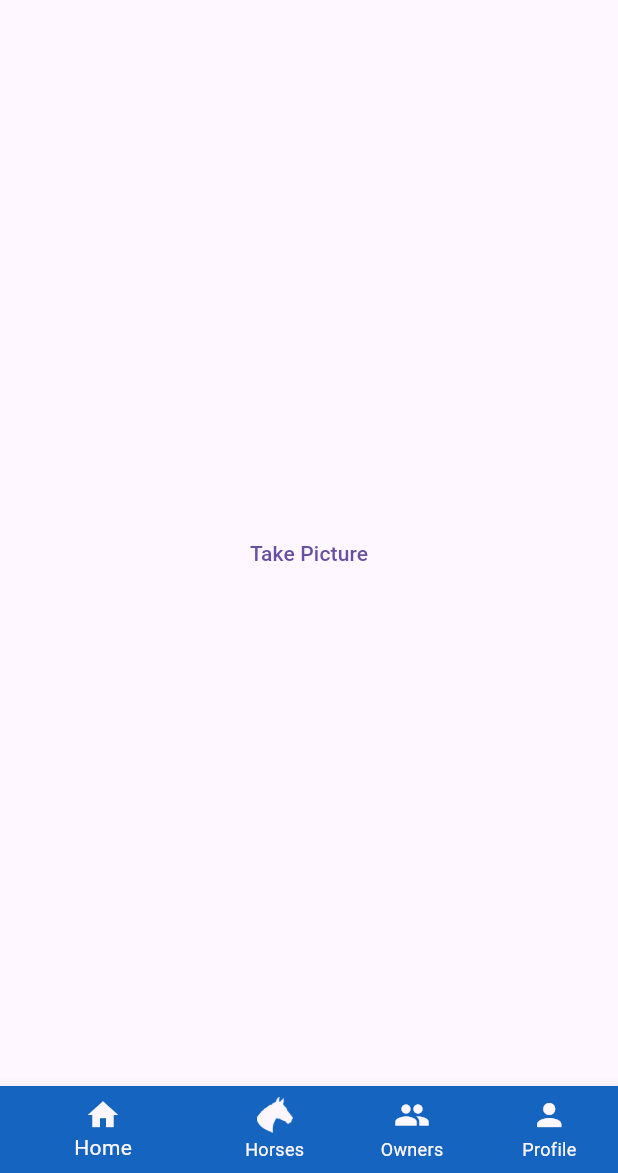
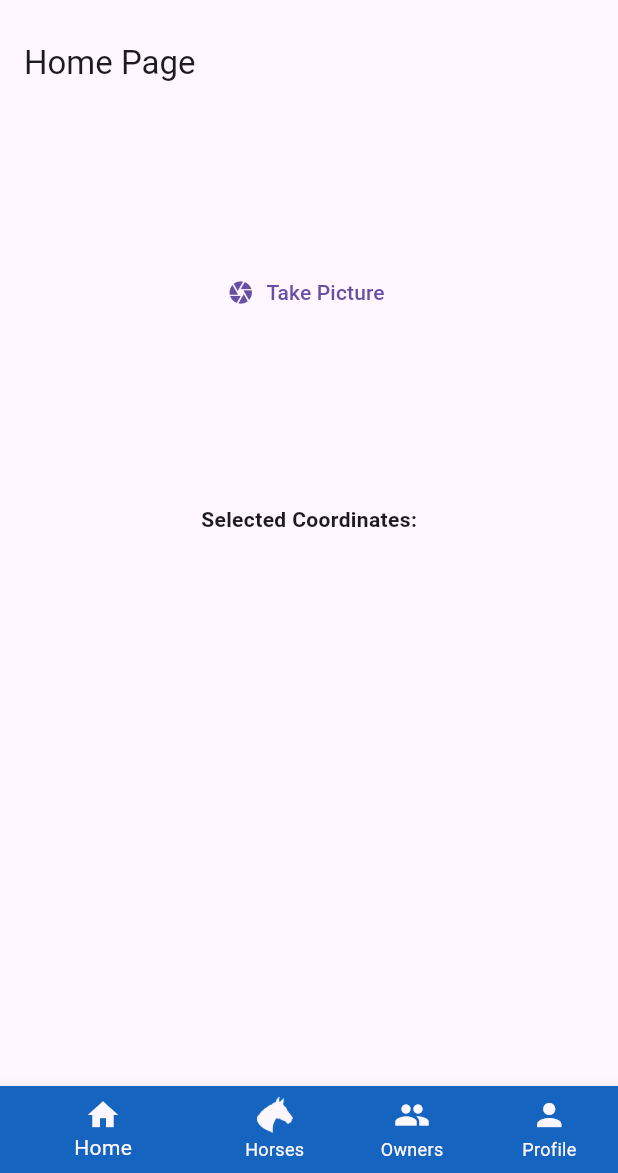
Before and after one commit to DuarteChen/iEquus_FlutterApp, a Flutter app: the screen it shows after launch, on a phone screen of 412 x 824 dp, the part 63-1236 px from its top. Run offline on Flutter 3.47's test engine with Material 3 defaults, Android fonts, the phone set to English and light mode, and no system bars; our stand-ins replace image_picker.

Commit message:
Preliminary coordinates picker on a image

```diff
--- a/lib/screens/home_page.dart
+++ b/lib/screens/home_page.dart
@@ -1,19 +1,18 @@
 import 'dart:io';
-
 import 'package:flutter/material.dart';
 import 'package:image_picker/image_picker.dart';
+import 'image_coordinates_picker.dart';
 
 class HomePage extends StatefulWidget {
   const HomePage({super.key});
 
   @override
-  State<HomePage> createState() {
-    return _HomePageState();
-  }
+  State<HomePage> createState() => _HomePageState();
 }
 
 class _HomePageState extends State<HomePage> {
   File? _selectedImage;
+  List<Offset> _coordinates = [];
 
   void _takePicture() async {
     final imagePicker = ImagePicker();
@@ -23,27 +22,71 @@ class _HomePageState extends State<HomePage> {
     if (pickedImage == null) {
       return;
     }
+
     setState(() {
       _selectedImage = File(pickedImage.path);
     });
+
+    // Await the result from ImageCoordinatesPicker
+    final coordinates = await Navigator.push<List<Offset>>(
+      context,
+      MaterialPageRoute(
+        builder: (context) => ImageCoordinatesPicker(image: _selectedImage!),
+      ),
+    );
+
+    // Update coordinates if not null
+    if (coordinates != null) {
+      setState(() {
+        _coordinates = coordinates;
+      });
+    }
   }
 
   @override
   Widget build(BuildContext context) {
     Widget content = TextButton.icon(
       onPressed: _takePicture,
-      label: Text("Take Picture"),
+      icon: const Icon(Icons.camera),
+      label: const Text("Take Picture"),
     );
 
     if (_selectedImage != null) {
       content = Image.file(_selectedImage!, fit: BoxFit.cover);
     }
 
-    return Container(
-      height: 250,
-      width: double.infinity,
-      alignment: Alignment.center,
-      child: content,
+    return Scaffold(
+      appBar: AppBar(title: const Text("Home Page")),
+      body: Center(
+        child: Column(
+          children: [
+            Container(
+              height: 250,
+              width: double.infinity,
+              alignment: Alignment.center,
+              child: content,
+            ),
+            const SizedBox(height: 16),
+            const Text(
+              "Selected Coordinates:",
+              style: TextStyle(fontWeight: FontWeight.bold),
+            ),
+            Expanded(
+              child: ListView.builder(
+                itemCount: _coordinates.length,
+                itemBuilder: (context, index) {
+                  final coord = _coordinates[index];
+                  return Padding(
+                    padding: const EdgeInsets.symmetric(horizontal: 8.0),
+                    child: Text(
+                        "Point ${index + 1}: (x: ${coord.dx.toStringAsFixed(1)}, y: ${coord.dy.toStringAsFixed(1)})"),
+                  );
+                },
+              ),
+            ),
+          ],
+        ),
+      ),
     );
   }
 }
```
Also changed, not shown: lib/widgets/image_input.dart (deleted, +0 -55 lines).
